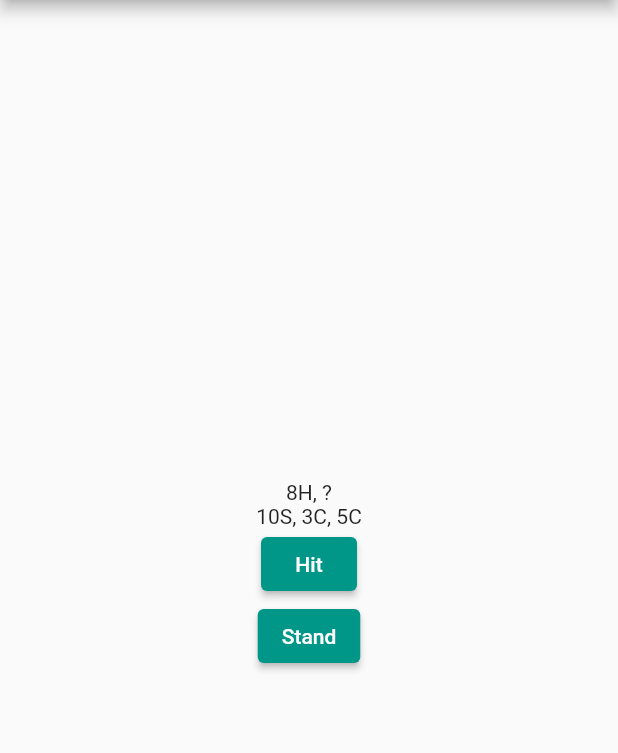
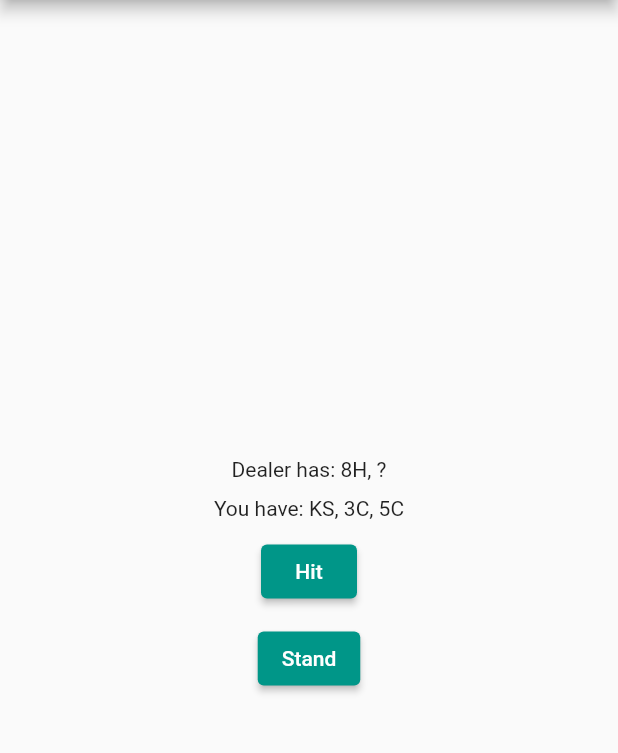
Before and after one commit to WireHallMedic/android_blackjack, a Flutter app: the screen it shows after launch, after a tap on "Hit", on a phone screen of 412 x 824 dp, the part 84-837 px from its top. Run offline on Flutter 3.47's test engine with Material 2 defaults, Android fonts, the phone set to English and light mode, and no system bars.

Commit message:
add padding

```diff
--- a/lib/main.dart
+++ b/lib/main.dart
@@ -35,6 +35,7 @@ class _BJWidgetState extends State<BJWidget> {
   String _dealerString = "";
   String _playerString = "";
   BlackjackGame game = BlackjackGame(1, 1);
+  static const double standardPadding = 5.0;
 
   _BJWidgetState() {
     Timer.periodic(Duration(milliseconds: 500), (timer) {
@@ -51,6 +52,8 @@ class _BJWidgetState extends State<BJWidget> {
         _dealerString = game.dealerHand.string;
       }
       _playerString = game.playerHand.string;
+      _dealerString = "Dealer has: $_dealerString";
+      _playerString = "You have: $_playerString";
     });
   }
 
@@ -72,49 +75,67 @@ class _BJWidgetState extends State<BJWidget> {
   List<Widget> getButtonsByPhase() {
     List<Widget> buttons = [];
     buttons.add(
-      Text(
+      Padding(
+        padding: const EdgeInsets.all(standardPadding),
+        child: Text(
           _dealerString,
+        ),
       ),
     );
     buttons.add(
-      Text(
+      Padding(
+        padding: const EdgeInsets.all(standardPadding),
+        child: Text(
           _playerString,
+        ),
       ),
     );
     if (game.phase == BlackjackGame.SHOWDOWN_PHASE) {
       buttons.add(
-        Text(
+        Padding(
+          padding: const EdgeInsets.all(standardPadding),
+          child: Text(
             game.getResults(),
+          ),
         ),
       );
       buttons.add(
-        ElevatedButton(
+        Padding(
+          padding: const EdgeInsets.all(standardPadding),
+          child: ElevatedButton(
             onPressed: () {
               game.newGame();
               _updateWidget();
             },
             child: Text("New Game"),
           ),
+        ),
       );
     }
     if (game.phase == BlackjackGame.PLAYER_PHASE) {
       buttons.add(
-        ElevatedButton(
+        Padding(
+          padding: const EdgeInsets.all(standardPadding),
+          child: ElevatedButton(
             onPressed: () {
               game.playerDraw();
               _updateWidget();
             },
             child: Text("Hit"),
           ),
+        ),
       );
       buttons.add(
-        ElevatedButton(
+        Padding(
+          padding: const EdgeInsets.all(standardPadding),
+          child: ElevatedButton(
             onPressed: () {
               game.playerStand();
               _updateWidget();
             },
             child: Text("Stand"),
           ),
+        ),
       );
     }
     return buttons;
--- a/lib/src/card.dart
+++ b/lib/src/card.dart
@@ -60,6 +60,6 @@ class PlayingCard {
 
   String get string
   {
-    return "$val$suit";
+    return "$face$suit";
   }
 }
```
Lines whose indentation alone changed are shown as unchanged.
